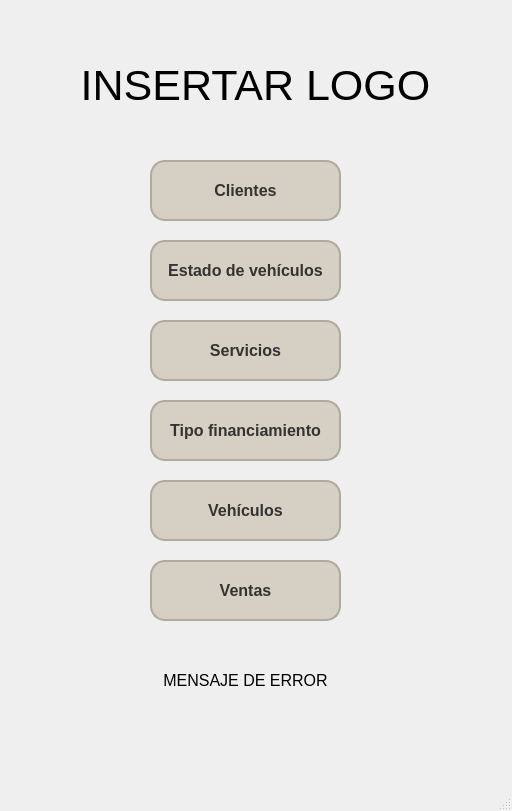
The window that src/gui/inicio.ui (GabrielTrejo1/Prueba) describes before a commit, drawn with Qt 5.
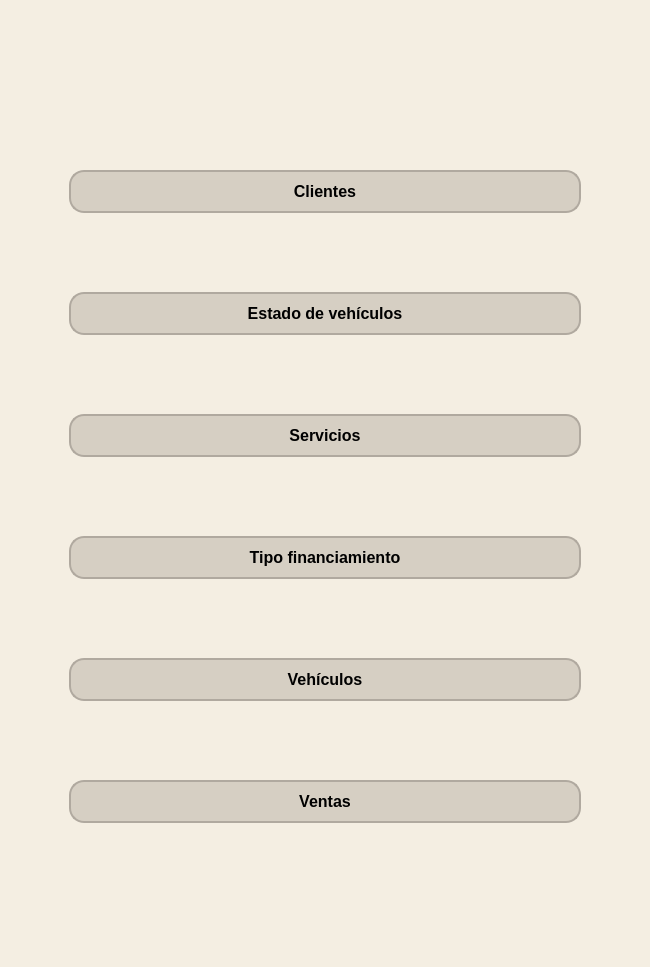
The same window after the commit. Icons and pictures are not drawn.

The edit to the form file:
```diff
--- a/src/gui/inicio.ui
+++ b/src/gui/inicio.ui
@@ -6,237 +6,145 @@
    <rect>
     <x>0</x>
     <y>0</y>
-    <width>512</width>
-    <height>811</height>
+    <width>650</width>
+    <height>967</height>
    </rect>
   </property>
+  <property name="sizePolicy">
+   <sizepolicy hsizetype="Preferred" vsizetype="Preferred">
+    <horstretch>0</horstretch>
+    <verstretch>0</verstretch>
+   </sizepolicy>
+  </property>
+  <property name="maximumSize">
+   <size>
+    <width>16777215</width>
+    <height>16777215</height>
+   </size>
+  </property>
   <property name="windowTitle">
    <string>Inicio</string>
   </property>
   <property name="styleSheet">
-   <string notr="true">
-    background-color: #f4eee2; /* Color de fondo de la ventana principal */
-
-
-QPushButton {
-    background-color: #d6cfc3; /* Color de fondo del botón */
-    border: 2px solid #b0a99f; /* Color y grosor del borde */
-    border-radius: 15px; /* Bordes redondeados */
-    padding: 10px; /* Espaciado interno */
-    font-size: 16px; /* Tamaño de la fuente */
-    color: #333; /* Color del texto */
-    text-align: center; /* Centrar texto */
-    transition: background-color 0.3s; /* Transición suave para el hover */
-}
-
-QPushButton:hover {
-    background-color: #c1b1a4; /* Color de fondo al pasar el mouse */
-}
-</string>
+   <string notr="true">background-color: #f4eee2;</string>
   </property>
   <widget class="QWidget" name="centralwidget">
-   <property name="styleSheet">
-    <string notr="true">QMainWindow {
-    background: qlineargradient(
-        x1: 0, y1: 0, x2: 1, y2: 1,
-        stop: 0 #f4eee2, 
-        stop: 1 #d6cfc3
-    ); /* Gradiente de fondo */
-    border: 2px solid #b0a99f; /* Borde alrededor de la ventana */
-    border-radius: 10px; /* Bordes redondeados de la ventana */
-}</string>
+   <property name="sizePolicy">
+    <sizepolicy hsizetype="Minimum" vsizetype="Minimum">
+     <horstretch>0</horstretch>
+     <verstretch>0</verstretch>
+    </sizepolicy>
    </property>
-   <widget class="QPushButton" name="btnClientes">
-    <property name="enabled">
-     <bool>true</bool>
-    </property>
-    <property name="geometry">
-     <rect>
-      <x>150</x>
-      <y>160</y>
-      <width>191</width>
-      <height>61</height>
-     </rect>
-    </property>
-    <property name="font">
-     <font>
-      <pointsize>-1</pointsize>
-      <weight>75</weight>
-      <italic>false</italic>
-      <bold>true</bold>
-      <underline>false</underline>
-      <strikeout>false</strikeout>
-      <stylestrategy>PreferDefault</stylestrategy>
-      <kerning>true</kerning>
-     </font>
-    </property>
-    <property name="cursor">
-     <cursorShape>PointingHandCursor</cursorShape>
-    </property>
-    <property name="autoFillBackground">
-     <bool>false</bool>
-    </property>
     <property name="styleSheet">
-     <string notr="true">QPushButton {
-    background-color: #d6cfc3; /* Nuevo color de fondo del botón */
-    border: 2px solid #b0a99f; /* Color y grosor del borde */
-    border-radius: 15px; /* Bordes redondeados */
-    padding: 10px; /* Espaciado interno */
-    font-size: 16px; /* Tamaño de la fuente */
-    color: #333; /* Color del texto */
-    text-align: center; /* Centrar texto */
-    transition: background-color 0.3s; /* Transición suave para el hover */
-}
-
-QPushButton:hover {
-    background-color: #c1b1a4; /* Nuevo color de fondo al pasar el mouse */
-}
-
-</string>
-    </property>
-    <property name="text">
-     <string>Clientes</string>
-    </property>
-    <property name="autoDefault">
-     <bool>false</bool>
-    </property>
-    <property name="default">
-     <bool>false</bool>
-    </property>
-    <property name="flat">
-     <bool>false</bool>
-    </property>
-   </widget>
-   <widget class="QPushButton" name="btnEstadoVehiculo">
-    <property name="enabled">
-     <bool>true</bool>
-    </property>
-    <property name="geometry">
-     <rect>
-      <x>150</x>
-      <y>240</y>
-      <width>191</width>
-      <height>61</height>
-     </rect>
-    </property>
-    <property name="font">
-     <font>
-      <pointsize>-1</pointsize>
-      <weight>75</weight>
-      <italic>false</italic>
-      <bold>true</bold>
-      <underline>false</underline>
-      <strikeout>false</strikeout>
-      <stylestrategy>PreferDefault</stylestrategy>
-      <kerning>true</kerning>
-     </font>
-    </property>
-    <property name="cursor">
-     <cursorShape>PointingHandCursor</cursorShape>
-    </property>
-    <property name="autoFillBackground">
-     <bool>false</bool>
-    </property>
-    <property name="styleSheet">
-     <string notr="true">QPushButton {
-    background-color: #d6cfc3; /* Nuevo color de fondo del botón */
-    border: 2px solid #b0a99f; /* Color y grosor del borde */
-    border-radius: 15px; /* Bordes redondeados */
-    padding: 10px; /* Espaciado interno */
-    font-size: 16px; /* Tamaño de la fuente */
-    color: #333; /* Color del texto */
-    text-align: center; /* Centrar texto */
-    transition: background-color 0.3s; /* Transición suave para el hover */
-}
-
-QPushButton:hover {
-    background-color: #c1b1a4; /* Nuevo color de fondo al pasar el mouse */
-}
-</string>
-    </property>
-    <property name="text">
-     <string>Estado de vehículos</string>
-    </property>
-    <property name="flat">
-     <bool>false</bool>
-    </property>
-   </widget>
-   <widget class="QPushButton" name="btnServicios">
-    <property name="enabled">
-     <bool>true</bool>
-    </property>
-    <property name="geometry">
-     <rect>
-      <x>150</x>
-      <y>320</y>
-      <width>191</width>
-      <height>61</height>
-     </rect>
-    </property>
-    <property name="font">
-     <font>
-      <pointsize>-1</pointsize>
-      <weight>75</weight>
-      <italic>false</italic>
-      <bold>true</bold>
-      <underline>false</underline>
-      <strikeout>false</strikeout>
-      <stylestrategy>PreferDefault</stylestrategy>
-      <kerning>true</kerning>
-     </font>
-    </property>
-    <property name="cursor">
-     <cursorShape>PointingHandCursor</cursorShape>
-    </property>
-    <property name="autoFillBackground">
-     <bool>false</bool>
-    </property>
-    <property name="styleSheet">
-     <string notr="true">QPushButton {
-    background-color: #d6cfc3; /* Nuevo color de fondo del botón */
-    border: 2px solid #b0a99f; /* Color y grosor del borde */
-    border-radius: 15px; /* Bordes redondeados */
-    padding: 10px; /* Espaciado interno */
-    font-size: 16px; /* Tamaño de la fuente */
-    color: #333; /* Color del texto */
-    text-align: center; /* Centrar texto */
-    transition: background-color 0.3s; /* Transición suave para el hover */
-}
-
-QPushButton:hover {
-    background-color: #c1b1a4; /* Nuevo color de fondo al pasar el mouse */
-}
-</string>
-    </property>
-    <property name="text">
-     <string>Servicios</string>
-    </property>
-    <property name="flat">
-     <bool>false</bool>
-    </property>
-   </widget>
+    <string notr="true"/>
+   </property>
+   <layout class="QGridLayout" name="gridLayout">
+    <item row="2" column="1">
+     <spacer name="verticalSpacer">
+      <property name="orientation">
+       <enum>Qt::Vertical</enum>
+      </property>
+      <property name="sizeType">
+       <enum>QSizePolicy::Fixed</enum>
+      </property>
+      <property name="sizeHint" stdset="0">
+       <size>
+        <width>20</width>
+        <height>20</height>
+       </size>
+      </property>
+     </spacer>
+    </item>
+    <item row="10" column="1">
+     <spacer name="verticalSpacer_5">
+      <property name="orientation">
+       <enum>Qt::Vertical</enum>
+      </property>
+      <property name="sizeType">
+       <enum>QSizePolicy::Fixed</enum>
+      </property>
+      <property name="sizeHint" stdset="0">
+       <size>
+        <width>20</width>
+        <height>20</height>
+       </size>
+      </property>
+     </spacer>
+    </item>
+    <item row="6" column="1">
+     <spacer name="verticalSpacer_3">
+      <property name="orientation">
+       <enum>Qt::Vertical</enum>
+      </property>
+      <property name="sizeType">
+       <enum>QSizePolicy::Fixed</enum>
+      </property>
+      <property name="sizeHint" stdset="0">
+       <size>
+        <width>20</width>
+        <height>20</height>
+       </size>
+      </property>
+     </spacer>
+    </item>
+    <item row="4" column="1">
+     <spacer name="verticalSpacer_2">
+      <property name="orientation">
+       <enum>Qt::Vertical</enum>
+      </property>
+      <property name="sizeType">
+       <enum>QSizePolicy::Fixed</enum>
+      </property>
+      <property name="sizeHint" stdset="0">
+       <size>
+        <width>20</width>
+        <height>20</height>
+       </size>
+      </property>
+     </spacer>
+    </item>
+    <item row="8" column="1">
+     <spacer name="verticalSpacer_4">
+      <property name="orientation">
+       <enum>Qt::Vertical</enum>
+      </property>
+      <property name="sizeType">
+       <enum>QSizePolicy::Fixed</enum>
+      </property>
+      <property name="sizeHint" stdset="0">
+       <size>
+        <width>20</width>
+        <height>20</height>
+       </size>
+      </property>
+     </spacer>
+    </item>
+    <item row="1" column="2">
+     <spacer name="horizontalSpacer_2">
+      <property name="orientation">
+       <enum>Qt::Horizontal</enum>
+      </property>
+      <property name="sizeType">
+       <enum>QSizePolicy::Fixed</enum>
+      </property>
+      <property name="sizeHint" stdset="0">
+       <size>
+        <width>60</width>
+        <height>20</height>
+       </size>
+      </property>
+     </spacer>
+    </item>
+    <item row="7" column="1">
    <widget class="QPushButton" name="btnTipoFinan">
     <property name="enabled">
      <bool>true</bool>
     </property>
-    <property name="geometry">
-     <rect>
-      <x>150</x>
-      <y>400</y>
-      <width>191</width>
-      <height>61</height>
-     </rect>
-    </property>
     <property name="font">
      <font>
-      <pointsize>-1</pointsize>
+        <pointsize>12</pointsize>
       <weight>75</weight>
-      <italic>false</italic>
       <bold>true</bold>
-      <underline>false</underline>
-      <strikeout>false</strikeout>
-      <stylestrategy>PreferDefault</stylestrategy>
-      <kerning>true</kerning>
      </font>
     </property>
     <property name="cursor">
@@ -247,14 +155,10 @@
     </property>
     <property name="styleSheet">
      <string notr="true">QPushButton {
-    background-color: #d6cfc3; /* Nuevo color de fondo del botón */
-    border: 2px solid #b0a99f; /* Color y grosor del borde */
-    border-radius: 15px; /* Bordes redondeados */
-    padding: 10px; /* Espaciado interno */
-    font-size: 16px; /* Tamaño de la fuente */
-    color: #333; /* Color del texto */
-    text-align: center; /* Centrar texto */
-    transition: background-color 0.3s; /* Transición suave para el hover */
+    background-color: #d6cfc3;
+    border: 2px solid #b0a99f;
+    border-radius: 15px;
+    padding: 10px;
 }
 
 QPushButton:hover {
@@ -269,82 +173,17 @@
      <bool>false</bool>
     </property>
    </widget>
-   <widget class="QPushButton" name="btnVehiculos">
-    <property name="enabled">
-     <bool>true</bool>
-    </property>
-    <property name="geometry">
-     <rect>
-      <x>150</x>
-      <y>480</y>
-      <width>191</width>
-      <height>61</height>
-     </rect>
-    </property>
-    <property name="font">
-     <font>
-      <pointsize>-1</pointsize>
-      <weight>75</weight>
-      <italic>false</italic>
-      <bold>true</bold>
-      <underline>false</underline>
-      <strikeout>false</strikeout>
-      <stylestrategy>PreferDefault</stylestrategy>
-      <kerning>true</kerning>
-     </font>
-    </property>
-    <property name="cursor">
-     <cursorShape>PointingHandCursor</cursorShape>
-    </property>
-    <property name="autoFillBackground">
-     <bool>false</bool>
-    </property>
-    <property name="styleSheet">
-     <string notr="true">QPushButton {
-    background-color: #d6cfc3; /* Nuevo color de fondo del botón */
-    border: 2px solid #b0a99f; /* Color y grosor del borde */
-    border-radius: 15px; /* Bordes redondeados */
-    padding: 10px; /* Espaciado interno */
-    font-size: 16px; /* Tamaño de la fuente */
-    color: #333; /* Color del texto */
-    text-align: center; /* Centrar texto */
-    transition: background-color 0.3s; /* Transición suave para el hover */
-}
-
-QPushButton:hover {
-    background-color: #c1b1a4; /* Nuevo color de fondo al pasar el mouse */
-}
-</string>
-    </property>
-    <property name="text">
-     <string>Vehículos</string>
-    </property>
-    <property name="flat">
-     <bool>false</bool>
-    </property>
-   </widget>
+    </item>
+    <item row="11" column="1">
    <widget class="QPushButton" name="btnVentas">
     <property name="enabled">
      <bool>true</bool>
     </property>
-    <property name="geometry">
-     <rect>
-      <x>150</x>
-      <y>560</y>
-      <width>191</width>
-      <height>61</height>
-     </rect>
-    </property>
     <property name="font">
      <font>
-      <pointsize>-1</pointsize>
+        <pointsize>12</pointsize>
       <weight>75</weight>
-      <italic>false</italic>
       <bold>true</bold>
-      <underline>false</underline>
-      <strikeout>false</strikeout>
-      <stylestrategy>PreferDefault</stylestrategy>
-      <kerning>true</kerning>
      </font>
     </property>
     <property name="cursor">
@@ -355,14 +194,10 @@
     </property>
     <property name="styleSheet">
      <string notr="true">QPushButton {
-    background-color: #d6cfc3; /* Nuevo color de fondo del botón */
-    border: 2px solid #b0a99f; /* Color y grosor del borde */
-    border-radius: 15px; /* Bordes redondeados */
-    padding: 10px; /* Espaciado interno */
-    font-size: 16px; /* Tamaño de la fuente */
-    color: #333; /* Color del texto */
-    text-align: center; /* Centrar texto */
-    transition: background-color 0.3s; /* Transición suave para el hover */
+    background-color: #d6cfc3;
+    border: 2px solid #b0a99f;
+    border-radius: 15px;
+    padding: 10px;
 }
 
 QPushButton:hover {
@@ -377,27 +212,27 @@
      <bool>false</bool>
     </property>
    </widget>
+    </item>
+    <item row="12" column="1">
    <widget class="QLabel" name="lblErrorInicio">
-    <property name="geometry">
-     <rect>
-      <x>150</x>
-      <y>660</y>
-      <width>191</width>
-      <height>41</height>
-     </rect>
+      <property name="sizePolicy">
+       <sizepolicy hsizetype="Preferred" vsizetype="Fixed">
+        <horstretch>0</horstretch>
+        <verstretch>0</verstretch>
+       </sizepolicy>
     </property>
     <property name="font">
      <font>
       <pointsize>12</pointsize>
-      <weight>50</weight>
-      <bold>false</bold>
+        <weight>75</weight>
+        <bold>true</bold>
      </font>
     </property>
     <property name="styleSheet">
-     <string notr="true"/>
+       <string notr="true">color: rgb(255, 0, 0);</string>
     </property>
     <property name="text">
-     <string>MENSAJE DE ERROR</string>
+       <string/>
     </property>
     <property name="alignment">
      <set>Qt::AlignCenter</set>
@@ -406,14 +241,99 @@
      <set>Qt::NoTextInteraction</set>
     </property>
    </widget>
+    </item>
+    <item row="1" column="1">
+     <widget class="QPushButton" name="btnClientes">
+      <property name="enabled">
+       <bool>true</bool>
+      </property>
+      <property name="font">
+       <font>
+        <pointsize>12</pointsize>
+        <weight>75</weight>
+        <bold>true</bold>
+       </font>
+      </property>
+      <property name="cursor">
+       <cursorShape>PointingHandCursor</cursorShape>
+      </property>
+      <property name="autoFillBackground">
+       <bool>false</bool>
+      </property>
+      <property name="styleSheet">
+       <string notr="true">QPushButton {
+    background-color: #d6cfc3;
+    border: 2px solid #b0a99f;
+    border-radius: 15px;
+    padding: 10px;
+}
+
+QPushButton:hover {
+    background-color: #c1b1a4;
+}
+
+</string>
+      </property>
+      <property name="text">
+       <string>Clientes</string>
+      </property>
+      <property name="autoDefault">
+       <bool>false</bool>
+      </property>
+      <property name="default">
+       <bool>false</bool>
+      </property>
+      <property name="flat">
+       <bool>false</bool>
+      </property>
+     </widget>
+    </item>
+    <item row="9" column="1">
+     <widget class="QPushButton" name="btnVehiculos">
+      <property name="enabled">
+       <bool>true</bool>
+      </property>
+      <property name="font">
+       <font>
+        <pointsize>12</pointsize>
+        <weight>75</weight>
+        <bold>true</bold>
+       </font>
+      </property>
+      <property name="cursor">
+       <cursorShape>PointingHandCursor</cursorShape>
+      </property>
+      <property name="autoFillBackground">
+       <bool>false</bool>
+      </property>
+      <property name="styleSheet">
+       <string notr="true">QPushButton {
+    background-color: #d6cfc3;
+    border: 2px solid #b0a99f;
+    border-radius: 15px;
+    padding: 10px;
+}
+
+QPushButton:hover {
+    background-color: #c1b1a4;
+}
+</string>
+      </property>
+      <property name="text">
+       <string>Vehículos</string>
+      </property>
+      <property name="flat">
+       <bool>false</bool>
+      </property>
+     </widget>
+    </item>
+    <item row="0" column="1">
    <widget class="QLabel" name="label">
-    <property name="geometry">
-     <rect>
-      <x>30</x>
-      <y>20</y>
-      <width>451</width>
-      <height>131</height>
-     </rect>
+      <property name="sizePolicy">
+       <sizepolicy hsizetype="Expanding" vsizetype="Fixed">
+        <horstretch>0</horstretch>
+        <verstretch>0</verstretch>
+       </sizepolicy>
     </property>
     <property name="font">
      <font>
@@ -421,24 +341,112 @@
      </font>
     </property>
     <property name="text">
-     <string>INSERTAR LOGO</string>
+       <string/>
+      </property>
+      <property name="pixmap">
+       <pixmap>img/AC Automotores.jpg</pixmap>
     </property>
     <property name="alignment">
      <set>Qt::AlignCenter</set>
     </property>
    </widget>
-  </widget>
-  <widget class="QMenuBar" name="menubar">
-   <property name="geometry">
-    <rect>
-     <x>0</x>
-     <y>0</y>
-     <width>512</width>
-     <height>21</height>
-    </rect>
-   </property>
-  </widget>
-  <widget class="QStatusBar" name="statusbar"/>
+    </item>
+    <item row="5" column="1">
+     <widget class="QPushButton" name="btnServicios">
+      <property name="enabled">
+       <bool>true</bool>
+      </property>
+      <property name="font">
+       <font>
+        <pointsize>12</pointsize>
+        <weight>75</weight>
+        <bold>true</bold>
+       </font>
+      </property>
+      <property name="cursor">
+       <cursorShape>PointingHandCursor</cursorShape>
+      </property>
+      <property name="autoFillBackground">
+       <bool>false</bool>
+      </property>
+      <property name="styleSheet">
+       <string notr="true">QPushButton {
+    background-color: #d6cfc3;
+    border: 2px solid #b0a99f;
+    border-radius: 15px;
+    padding: 10px;
+}
+
+QPushButton:hover {
+    background-color: #c1b1a4;
+}
+</string>
+      </property>
+      <property name="text">
+       <string>Servicios</string>
+      </property>
+      <property name="flat">
+       <bool>false</bool>
+      </property>
+     </widget>
+    </item>
+    <item row="3" column="1">
+     <widget class="QPushButton" name="btnEstadoVehiculo">
+      <property name="enabled">
+       <bool>true</bool>
+      </property>
+      <property name="font">
+       <font>
+        <pointsize>12</pointsize>
+        <weight>75</weight>
+        <bold>true</bold>
+       </font>
+      </property>
+      <property name="cursor">
+       <cursorShape>PointingHandCursor</cursorShape>
+      </property>
+      <property name="autoFillBackground">
+       <bool>false</bool>
+      </property>
+      <property name="styleSheet">
+       <string notr="true">QPushButton {
+    background-color: #d6cfc3;
+    border: 2px solid #b0a99f;
+    border-radius: 15px;
+    padding: 10px;
+}
+
+QPushButton:hover {
+    background-color: #c1b1a4;
+}
+</string>
+      </property>
+      <property name="text">
+       <string>Estado de vehículos</string>
+      </property>
+      <property name="flat">
+       <bool>false</bool>
+      </property>
+     </widget>
+    </item>
+    <item row="1" column="0">
+     <spacer name="horizontalSpacer">
+      <property name="orientation">
+       <enum>Qt::Horizontal</enum>
+      </property>
+      <property name="sizeType">
+       <enum>QSizePolicy::Fixed</enum>
+      </property>
+      <property name="sizeHint" stdset="0">
+       <size>
+        <width>60</width>
+        <height>20</height>
+       </size>
+      </property>
+     </spacer>
+    </item>
+   </layout>
+  </widget>
  </widget>
  <resources/>
  <connections/>
```
Left out of the diff: 8 changed lines with no effect on the pictures. Lines whose indentation alone changed are shown as unchanged.
